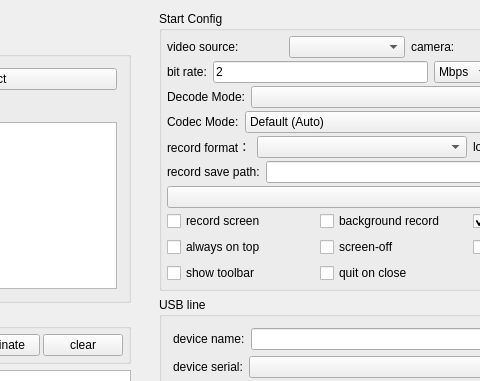
Old version of the form qtscrcpy/QtScrcpy/ui/dialog.ui in the repository iCalculate/MHO-assist; both pictures show x 502 to 982 and y 0 to 381 of the 1293 by 548 pixel window.
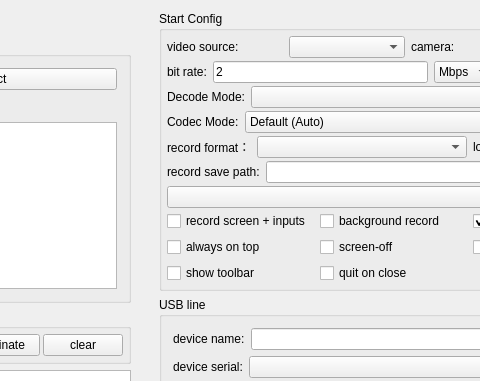
New version of the form.

The edit to the form file:
```diff
--- a/qtscrcpy/QtScrcpy/ui/dialog.ui
+++ b/qtscrcpy/QtScrcpy/ui/dialog.ui
@@ -840,7 +840,10 @@
                </sizepolicy>
               </property>
               <property name="text">
-               <string>record screen</string>
+               <string>record screen + inputs</string>
+              </property>
+              <property name="toolTip">
+               <string>Enable before connecting. Display recordings save keyboard, mouse and control events alongside the video in an .inputs.jsonl file.</string>
               </property>
              </widget>
             </item>
```
